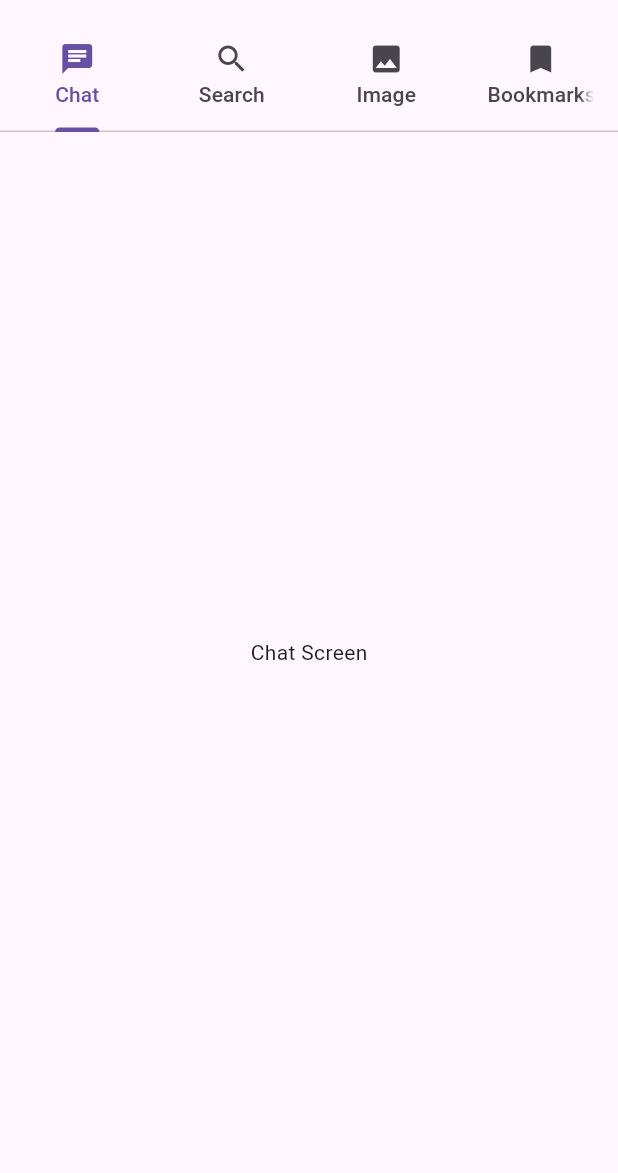
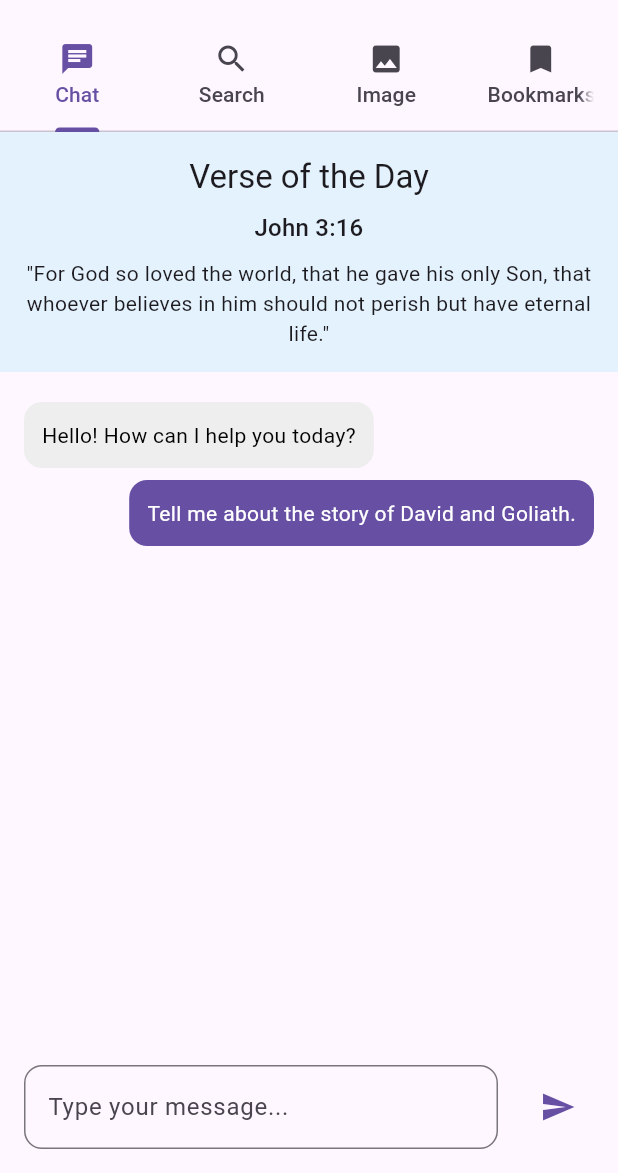
Before and after one commit to hubert-pro/AI-Bible-Companion, a Flutter app: the screen it shows after launch, on a phone screen of 412 x 824 dp, the part 63-1236 px from its top. Run offline on Flutter 3.47's test engine with Material 3 defaults, Android fonts, the phone set to English and light mode, and no system bars; statements that could not run were skipped.

Commit message:
feat: Implement professional UI for Chat screen
Implement a professional and polished UI for the Chat screen. The design includes a "Verse of the Day" section, a styled chat history view with mocked messages, and a text input field with a send button. The `ChatScreen` widget has been moved to its own file (`lib/chat_screen.dart`) for better project organization.

```diff
--- /dev/null
+++ b/lib/chat_screen.dart
@@ -0,0 +1,117 @@
+import 'package:flutter/material.dart';
+
+class ChatScreen extends StatefulWidget {
+  const ChatScreen({Key? key}) : super(key: key);
+
+  @override
+  State<ChatScreen> createState() => _ChatScreenState();
+}
+
+class _ChatScreenState extends State<ChatScreen> {
+  final TextEditingController _chatController = TextEditingController();
+  final List<Map<String, String>> _chatHistory = [
+    {'sender': 'AI', 'message': 'Hello! How can I help you today?'},
+    {'sender': 'user', 'message': 'Tell me about the story of David and Goliath.'},
+  ];
+
+  @override
+  Widget build(BuildContext context) {
+    return Scaffold(
+      body: Column(
+        children: [
+          _buildVerseOfTheDay(),
+          Expanded(
+            child: ListView.builder(
+              padding: const EdgeInsets.all(16.0),
+              itemCount: _chatHistory.length,
+              itemBuilder: (context, index) {
+                final message = _chatHistory[index];
+                final isUserMessage = message['sender'] == 'user';
+                return Align(
+                  alignment: isUserMessage
+                      ? Alignment.centerRight
+                      : Alignment.centerLeft,
+                  child: Container(
+                    margin: const EdgeInsets.symmetric(vertical: 4.0),
+                    padding: const EdgeInsets.all(12.0),
+                    decoration: BoxDecoration(
+                      color: isUserMessage
+                          ? Theme.of(context).primaryColor
+                          : Colors.grey[200],
+                      borderRadius: BorderRadius.circular(12.0),
+                    ),
+                    child: Text(
+                      message['message']!,
+                      style: TextStyle(
+                        color: isUserMessage ? Colors.white : Colors.black,
+                      ),
+                    ),
+                  ),
+                );
+              },
+            ),
+          ),
+          _buildChatInput(),
+        ],
+      ),
+    );
+  }
+
+  Widget _buildVerseOfTheDay() {
+    return Container(
+      padding: const EdgeInsets.all(16.0),
+      color: Colors.blue[50],
+      child: Column(
+        crossAxisAlignment: CrossAxisAlignment.stretch,
+        children: [
+          Text(
+            'Verse of the Day',
+            style: Theme.of(context).textTheme.titleLarge,
+            textAlign: TextAlign.center,
+          ),
+          const SizedBox(height: 8.0),
+          Text(
+            'John 3:16',
+            style: Theme.of(context).textTheme.titleMedium,
+            textAlign: TextAlign.center,
+          ),
+          const SizedBox(height: 8.0),
+          Text(
+            '"For God so loved the world, that he gave his only Son, that whoever believes in him should not perish but have eternal life."',
+            style: Theme.of(context).textTheme.bodyMedium,
+            textAlign: TextAlign.center,
+          ),
+        ],
+      ),
+    );
+  }
+
+  Widget _buildChatInput() {
+    return Container(
+      padding: const EdgeInsets.all(16.0),
+      child: Row(
+        children: [
+          Expanded(
+            child: TextField(
+              controller: _chatController,
+              decoration: InputDecoration(
+                hintText: 'Type your message...',
+                border: OutlineInputBorder(
+                  borderRadius: BorderRadius.circular(12.0),
+                ),
+              ),
+            ),
+          ),
+          const SizedBox(width: 16.0),
+          IconButton(
+            onPressed: () {
+              // TODO: Implement sending message
+            },
+            icon: const Icon(Icons.send),
+            color: Theme.of(context).primaryColor,
+          ),
+        ],
+      ),
+    );
+  }
+}
--- a/lib/main.dart
+++ b/lib/main.dart
@@ -1,6 +1,7 @@
 import 'package:flutter/material.dart';
 import 'package:ai_bible_companion/search_screen.dart';
-import 'package:ai_bible_companion/image_screen.dart';
+import 'package.ai_bible_companion/image_screen.dart';
+import 'package:ai_bible_companion/chat_screen.dart';
 
 void main() {
   runApp(const AIBibleCompanion());
@@ -72,16 +73,6 @@ class _HomeScreenState extends State<HomeScreen>
   }
 }
 
-class ChatScreen extends StatelessWidget {
-  const ChatScreen({Key? key}) : super(key: key);
-
-  @override
-  Widget build(BuildContext context) {
-    return const Center(
-      child: Text('Chat Screen'),
-    );
-  }
-}
 
 
 
```
